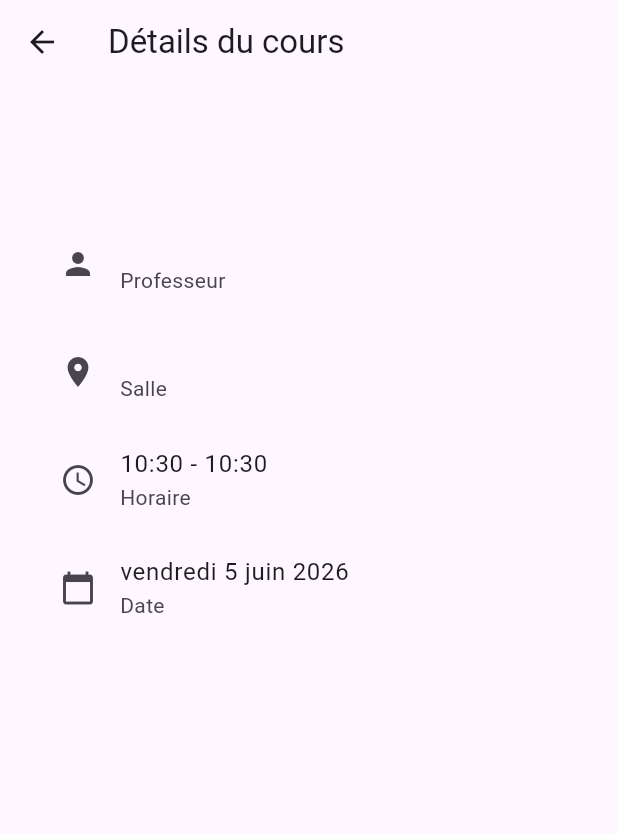
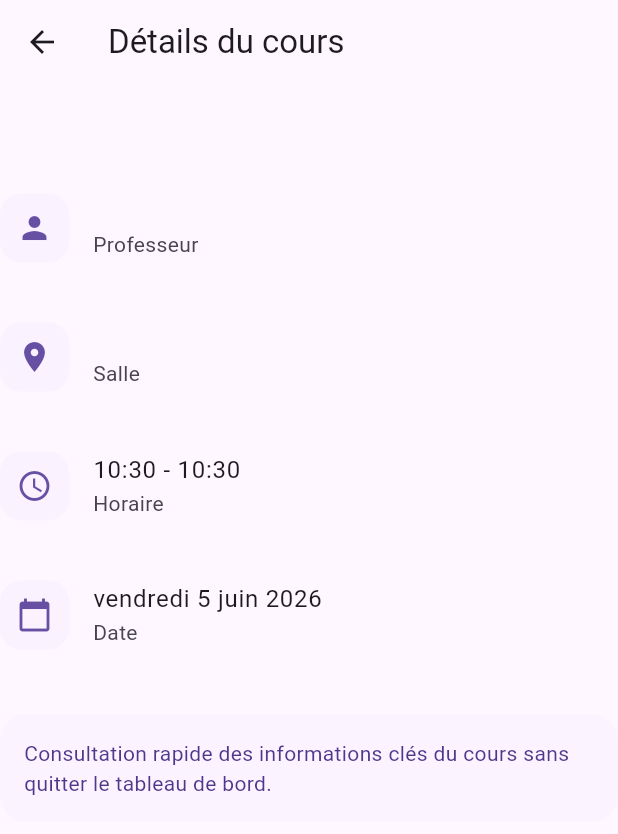
Before and after one commit to Adam01-i/CAMPUSPULSE, a Flutter app: the CourseDetailsPage screen opened directly with empty values, on a phone screen of 412 x 824 dp. Shown: the top 834 px of the screen. Run offline on Flutter 3.47's test engine with Material 3 defaults, Android fonts, the phone set to English and light mode, and no system bars; our stand-ins replace cloud_firestore, dio, firebase_auth, firebase_core, firebase_messaging, flutter_local_notifications and 4 more; accounts and stored records are empty.

Commit message:
feat: ajout d'une feuille modale pour les détails du cours et refactorisation de la présentation des informations

```diff
--- a/lib/features/schedule/presentation/pages/course_details_page.dart
+++ b/lib/features/schedule/presentation/pages/course_details_page.dart
@@ -16,50 +16,74 @@ class CourseDetailsPage extends StatelessWidget {
       appBar: AppBar(
         title: const Text('Détails du cours'),
       ),
-      body: Padding(
-        padding: const EdgeInsets.all(24),
+      body: CourseDetailsContent(course: course),
+    );
+  }
+}
+
+class CourseDetailsSheet extends StatelessWidget {
+  final CourseEntity course;
+  final ScrollController? scrollController;
+
+  const CourseDetailsSheet({
+    super.key,
+    required this.course,
+    this.scrollController,
+  });
+
+  @override
+  Widget build(BuildContext context) {
+    final colorScheme = Theme.of(context).colorScheme;
+
+    return Material(
+      color: colorScheme.surface,
+      child: SafeArea(
+        top: false,
         child: Column(
+          mainAxisSize: MainAxisSize.min,
           crossAxisAlignment: CrossAxisAlignment.start,
           children: [
-            Text(
-              course.title,
-              style: Theme.of(context)
-                  .textTheme
-                  .headlineMedium,
+            const SizedBox(height: 12),
+            Center(
+              child: Container(
+                width: 48,
+                height: 4,
+                decoration: BoxDecoration(
+                  color: colorScheme.onSurface.withOpacity(0.16),
+                  borderRadius: BorderRadius.circular(12),
+                ),
+              ),
             ),
-
-            const SizedBox(height: 24),
-
-            ListTile(
-              leading: const Icon(Icons.person),
-              title: Text(course.teacher),
-              subtitle: const Text('Professeur'),
+            const SizedBox(height: 18),
+            Padding(
+              padding: const EdgeInsets.symmetric(horizontal: 24),
+              child: Row(
+                children: [
+                  Expanded(
+                    child: Text(
+                      'Détails du cours',
+                      style: Theme.of(context).textTheme.headlineSmall?.copyWith(
+                            fontWeight: FontWeight.w700,
+                          ),
+                    ),
+                  ),
+                  IconButton(
+                    icon: Icon(
+                      Icons.close_rounded,
+                      color: colorScheme.onSurface,
+                    ),
+                    onPressed: () => Navigator.pop(context),
+                  ),
+                ],
+              ),
             ),
-
-            ListTile(
-              leading: const Icon(Icons.location_on),
-              title: Text(course.room),
-              subtitle: const Text('Salle'),
-            ),
-
-            ListTile(
-              leading: const Icon(Icons.access_time),
-              title: Text(
-                '${DateFormat('HH:mm').format(course.startTime)} - '
-                '${DateFormat('HH:mm').format(course.endTime)}',
+            const SizedBox(height: 8),
+            Expanded(
+              child: SingleChildScrollView(
+                controller: scrollController,
+                padding: const EdgeInsets.fromLTRB(24, 0, 24, 24),
+                child: CourseDetailsContent(course: course),
               ),
-              subtitle: const Text('Horaire'),
-            ),
-
-            ListTile(
-              leading: const Icon(Icons.calendar_today),
-              title: Text(
-                DateFormat(
-                  'EEEE d MMMM yyyy',
-                  'fr_FR',
-                ).format(course.startTime),
-              ),
-              subtitle: const Text('Date'),
             ),
           ],
         ),
@@ -67,3 +91,104 @@ class CourseDetailsPage extends StatelessWidget {
     );
   }
 }
+
+class CourseDetailsContent extends StatelessWidget {
+  final CourseEntity course;
+
+  const CourseDetailsContent({
+    super.key,
+    required this.course,
+  });
+
+  @override
+  Widget build(BuildContext context) {
+    final colorScheme = Theme.of(context).colorScheme;
+
+    return Column(
+      crossAxisAlignment: CrossAxisAlignment.start,
+      children: [
+        Text(
+          course.title,
+          style: Theme.of(context).textTheme.headlineMedium,
+        ),
+        const SizedBox(height: 24),
+        _DetailTile(
+          icon: Icons.person,
+          title: course.teacher,
+          subtitle: 'Professeur',
+        ),
+        _DetailTile(
+          icon: Icons.location_on,
+          title: course.room,
+          subtitle: 'Salle',
+        ),
+        _DetailTile(
+          icon: Icons.access_time,
+          title:
+              '${DateFormat('HH:mm').format(course.startTime)} - '
+              '${DateFormat('HH:mm').format(course.endTime)}',
+          subtitle: 'Horaire',
+        ),
+        _DetailTile(
+          icon: Icons.calendar_today,
+          title: DateFormat(
+            'EEEE d MMMM yyyy',
+            'fr_FR',
+          ).format(course.startTime),
+          subtitle: 'Date',
+        ),
+        const SizedBox(height: 16),
+        Container(
+          width: double.infinity,
+          padding: const EdgeInsets.all(16),
+          decoration: BoxDecoration(
+            color: colorScheme.primaryContainer.withOpacity(0.14),
+            borderRadius: BorderRadius.circular(18),
+          ),
+          child: Text(
+            'Consultation rapide des informations clés du cours sans quitter le tableau de bord.',
+            style: Theme.of(context).textTheme.bodyMedium?.copyWith(
+                  color: colorScheme.onPrimaryContainer,
+                ),
+          ),
+        ),
+      ],
+    );
+  }
+}
+
+class _DetailTile extends StatelessWidget {
+  final IconData icon;
+  final String title;
+  final String subtitle;
+
+  const _DetailTile({
+    required this.icon,
+    required this.title,
+    required this.subtitle,
+  });
+
+  @override
+  Widget build(BuildContext context) {
+    return Padding(
+      padding: const EdgeInsets.only(bottom: 14),
+      child: ListTile(
+        contentPadding: EdgeInsets.zero,
+        leading: Container(
+          width: 46,
+          height: 46,
+          decoration: BoxDecoration(
+            color: Theme.of(context)
+                .colorScheme
+                .primaryContainer
+                .withOpacity(0.2),
+            borderRadius: BorderRadius.circular(14),
+          ),
+          child: Icon(icon, color: Theme.of(context).colorScheme.primary),
+        ),
+        title: Text(title),
+        subtitle: Text(subtitle),
+      ),
+    );
+  }
+}
```
Also changed, not shown: lib/features/dashboard/presentation/pages/dashboard_page.dart (+21 -5 lines), lib/core/errors/error_mapper.dart (renamed from lib/core/utils/error_mapper.dart).
